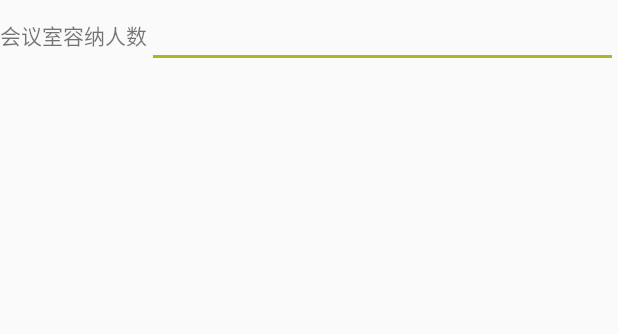
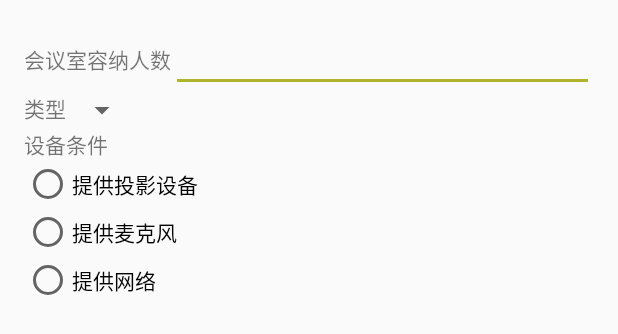
Before and after one commit to nebulae-pass/Booking, an Android app: the layout fragment_search.xml on its own in the app's theme, with its tools: preview values and no code run, on a phone screen of 412 x 824 dp. Shown: the top 334 px of the screen. Run offline under Robolectric (Android 15) with nearby library versions, the phone set to English and light mode, and no system bars; network calls fail.

```diff
--- a/app/src/main/java/com/graduation/design/bestellen/function/main/MainActivity.kt
+++ b/app/src/main/java/com/graduation/design/bestellen/function/main/MainActivity.kt
@@ -5,7 +5,6 @@ import android.support.v4.app.Fragment
 import android.support.v4.view.ViewPager
 import com.graduation.design.bestellen.R
 import com.graduation.design.bestellen.base.BaseActivity
-import com.graduation.design.bestellen.common.Logs
 import com.graduation.design.bestellen.function.login.LoginDialog
 import com.graduation.design.bestellen.function.main.record.RecordFragment
 import com.graduation.design.bestellen.function.main.reservation.ReservationFragment
@@ -44,7 +43,6 @@ class MainActivity : BaseActivity() {
         container.addOnPageChangeListener(object : ViewPager.SimpleOnPageChangeListener() {
             override fun onPageScrolled(position: Int, positionOffset: Float, positionOffsetPixels: Int) {
                 super.onPageScrolled(position, positionOffset, positionOffsetPixels)
-                Logs.e(position.toString() + ":" + positionOffset + ":" + positionOffsetPixels)
                 if (position == 0 && y != 0f) {
                     floatingButton.y = y + positionOffsetPixels
                 }
@@ -54,7 +52,7 @@ class MainActivity : BaseActivity() {
 
     override fun initListener() {
         floatingButton.setOnClickListener {
-            LoginDialog().showDialog(supportFragmentManager)
+
         }
     }
 }
--- a/app/src/main/java/com/graduation/design/bestellen/view/FooterAdapter.java
+++ b/app/src/main/java/com/graduation/design/bestellen/view/FooterAdapter.java
@@ -13,10 +13,10 @@ import com.graduation.design.bestellen.base.BaseViewHolder;
  * extends this Adapter can have a footerView
  */
 public abstract class FooterAdapter extends BaseRecyclerAdapter {
-    final int LOAD_MORE = R.layout.view_load_more;
-    boolean isLoadComplete = false;
+    private final int LOAD_MORE = R.layout.view_load_more;
+    private boolean isLoadComplete = false;
 
-    int isVisibility = View.VISIBLE;
+    private int isVisibility = View.VISIBLE;
 
     public FooterAdapter(Context context) {
         super(context);
--- a/app/src/main/res/layout/fragment_search.xml
+++ b/app/src/main/res/layout/fragment_search.xml
@@ -3,7 +3,8 @@
     xmlns:android="http://schemas.android.com/apk/res/android"
     android:layout_width="match_parent"
     android:layout_height="match_parent"
-    android:orientation="vertical">
+    android:orientation="vertical"
+    android:padding="16dp">
 
     <LinearLayout
         android:layout_width="match_parent"
@@ -11,15 +12,61 @@
         android:orientation="horizontal">
 
         <TextView
-            android:text="@string/capacity"
+            android:layout_width="wrap_content"
+            android:layout_height="wrap_content"
+            android:text="@string/capacity"/>
+
+        <EditText
+            android:layout_width="match_parent"
+            android:layout_height="wrap_content"
+            android:inputType="number"/>
+    </LinearLayout>
+
+    <LinearLayout
+        android:layout_width="match_parent"
+        android:layout_height="wrap_content"
+        android:orientation="horizontal">
+
+        <TextView
+            android:layout_width="wrap_content"
+            android:layout_height="wrap_content"
+            android:text="@string/type"/>
+
+        <android.support.v7.widget.AppCompatSpinner
             android:layout_width="wrap_content"
             android:layout_height="wrap_content"/>
 
-        <EditText
-            android:inputType="number"
-            android:layout_width="match_parent"
-            android:layout_height="wrap_content"/>
     </LinearLayout>
 
+    <LinearLayout
+        android:layout_width="match_parent"
+        android:orientation="vertical"
+        android:layout_height="wrap_content">
+
+        <TextView
+            android:layout_width="wrap_content"
+            android:layout_height="wrap_content"
+            android:text="@string/condition"/>
+
+        <RadioGroup
+            android:layout_width="wrap_content"
+            android:layout_height="wrap_content">
+
+            <android.support.v7.widget.AppCompatRadioButton
+                android:layout_width="wrap_content"
+                android:layout_height="wrap_content"
+                android:text="@string/support_projection"/>
+
+            <android.support.v7.widget.AppCompatRadioButton
+                android:layout_width="wrap_content"
+                android:layout_height="wrap_content"
+                android:text="@string/support_microphone"/>
+
+            <android.support.v7.widget.AppCompatRadioButton
+                android:layout_width="wrap_content"
+                android:layout_height="wrap_content"
+                android:text="@string/support_net"/>
+        </RadioGroup>
+    </LinearLayout>
 
 </LinearLayout>
--- a/app/src/main/res/layout/layout_empty_record.xml
+++ b/app/src/main/res/layout/layout_empty_record.xml
@@ -7,6 +7,7 @@
     <TextView
         android:layout_gravity="center"
         android:text="@string/not_log_in"
+        android:textSize="20sp"
         android:layout_width="wrap_content"
         android:layout_height="wrap_content"/>
 
--- a/app/src/main/res/layout/layout_error_record.xml
+++ b/app/src/main/res/layout/layout_error_record.xml
@@ -5,6 +5,9 @@
     android:layout_height="match_parent">
 
     <TextView
+        android:id="@+id/tips"
+        android:textSize="20sp"
+        android:clickable="true"
         android:layout_gravity="center"
         android:text="@string/not_log_in"
         android:layout_width="wrap_content"
--- a/app/src/main/res/values/strings.xml
+++ b/app/src/main/res/values/strings.xml
@@ -52,6 +52,9 @@
     <string name="capacity">会议室容纳人数</string>
     <string name="please_input_condition">请输入会议室条件</string>
 
-    <string name="not_log_in">未登录，无法获取预约记录</string>
+    <string name="not_log_in">未登录，无法获取预约记录。</string>
     <string name="no_record">当前没有会议室预约记录</string>
+    <string name="please_log_in">请登录</string>
+    <string name="type">类型</string>
+    <string name="condition">设备条件</string>
 </resources>
```
Also changed, not shown: app/src/main/java/com/graduation/design/bestellen/function/main/record/RecordFragment.kt (+25 -0 lines), app/src/main/java/com/graduation/design/bestellen/view/ReinforceRecyclerView.kt (+16 -4 lines).
